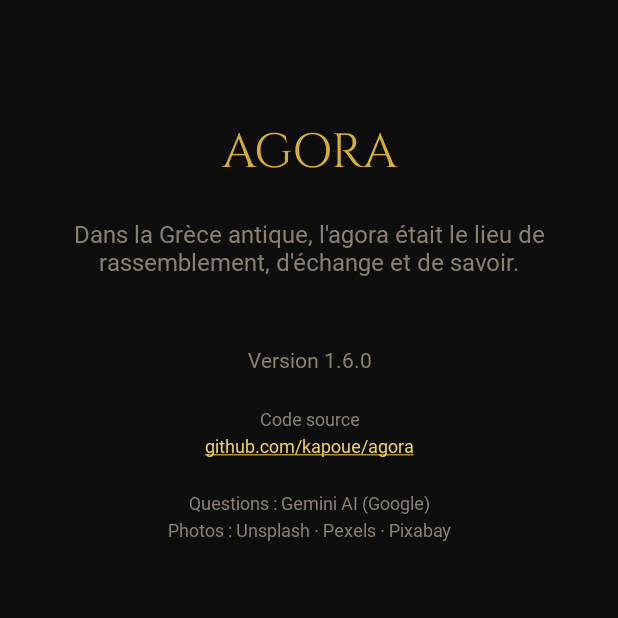
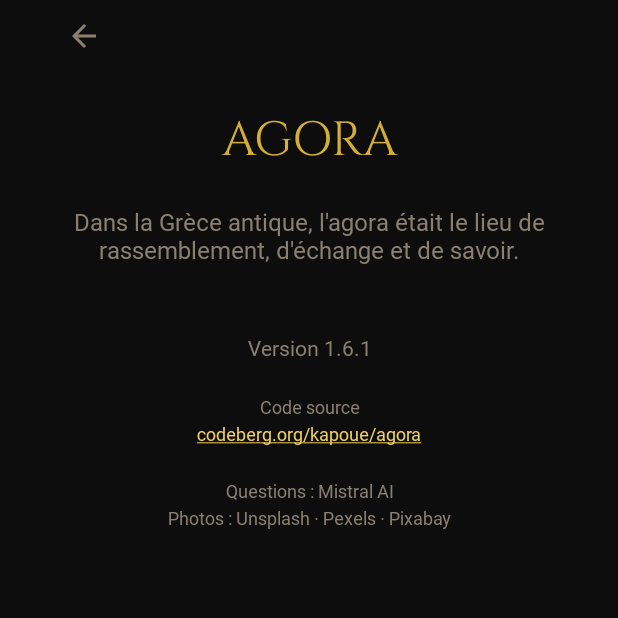
Before and after one commit to kapoue/agora, an Android app built with Jetpack Compose: the AboutScreen screen opened through its navigation route, on a phone screen of 412 x 824 dp, the top half of it. Run offline under Robolectric (Android 15) with nearby library versions, the light colour scheme and no system bars; our stand-ins replace Dagger/Hilt's generated code; Roboto replaces fonts that are not available here.

Commit message:
feat: back button in About, Codeberg link, Mistral credit, card border, vibration on wrong answer

```diff
--- a/app/build.gradle.kts
+++ b/app/build.gradle.kts
@@ -31,8 +31,8 @@ android {
         applicationId = "fr.kapoue.agora"
         minSdk = 26
         targetSdk = 35
-        versionCode = 19
-        versionName = "1.6.0"
+        versionCode = 20
+        versionName = "1.6.1"
 
         testInstrumentationRunner = "androidx.test.runner.AndroidJUnitRunner"
     }
--- a/app/src/main/AndroidManifest.xml
+++ b/app/src/main/AndroidManifest.xml
@@ -2,6 +2,7 @@
 <manifest xmlns:android="http://schemas.android.com/apk/res/android">
 
     <uses-permission android:name="android.permission.INTERNET" />
+    <uses-permission android:name="android.permission.VIBRATE" />
 
     <application
         android:name=".AgoraApplication"
--- a/app/src/main/java/com/kapoue/agora/ui/components/ThemeCard.kt
+++ b/app/src/main/java/com/kapoue/agora/ui/components/ThemeCard.kt
@@ -2,6 +2,7 @@ package com.kapoue.agora.ui.components
 
 import androidx.compose.animation.core.animateFloatAsState
 import androidx.compose.animation.core.tween
+import androidx.compose.foundation.BorderStroke
 import androidx.compose.foundation.Canvas
 import androidx.compose.foundation.background
 import androidx.compose.foundation.clickable
@@ -64,7 +65,8 @@ fun ThemeCard(
                 isPressed = true
                 onClick()
             },
-        colors = CardDefaults.cardColors(containerColor = Color(0xFF1A1A1A))
+        colors = CardDefaults.cardColors(containerColor = Color(0xFF1A1A1A)),
+        border = BorderStroke(1.dp, AgoraGold.copy(alpha = 0.35f))
     ) {
         Box(modifier = Modifier.fillMaxSize()) {
             if (imageUrl != null) {
--- a/app/src/main/java/com/kapoue/agora/ui/screens/about/AboutScreen.kt
+++ b/app/src/main/java/com/kapoue/agora/ui/screens/about/AboutScreen.kt
@@ -2,13 +2,19 @@ package com.kapoue.agora.ui.screens.about
 
 import androidx.compose.foundation.background
 import androidx.compose.foundation.layout.Column
+import androidx.compose.foundation.layout.Row
 import androidx.compose.foundation.layout.Spacer
 import androidx.compose.foundation.layout.WindowInsets
 import androidx.compose.foundation.layout.fillMaxSize
+import androidx.compose.foundation.layout.fillMaxWidth
 import androidx.compose.foundation.layout.height
 import androidx.compose.foundation.layout.padding
 import androidx.compose.foundation.layout.safeDrawing
 import androidx.compose.foundation.layout.windowInsetsPadding
+import androidx.compose.material.icons.Icons
+import androidx.compose.material.icons.automirrored.filled.ArrowBack
+import androidx.compose.material3.Icon
+import androidx.compose.material3.IconButton
 import androidx.compose.material3.Text
 import androidx.compose.runtime.Composable
 import androidx.compose.ui.Alignment
@@ -38,7 +44,17 @@ fun AboutScreen(
             .padding(horizontal = 32.dp),
         horizontalAlignment = Alignment.CenterHorizontally
     ) {
-        Spacer(modifier = Modifier.height(80.dp))
+        Row(modifier = Modifier.fillMaxWidth()) {
+            IconButton(onClick = onBackClick) {
+                Icon(
+                    imageVector = Icons.AutoMirrored.Filled.ArrowBack,
+                    contentDescription = "Retour",
+                    tint = AgoraStone
+                )
+            }
+        }
+
+        Spacer(modifier = Modifier.height(24.dp))
 
             Text(
                 text = "AGORA",
@@ -86,7 +102,7 @@ fun AboutScreen(
             Spacer(modifier = Modifier.height(4.dp))
 
             Text(
-                text = "github.com/kapoue/agora",
+                text = "codeberg.org/kapoue/agora",
                 fontFamily = LatoFamily,
                 fontWeight = FontWeight.Normal,
                 fontSize = 12.sp,
@@ -104,7 +120,7 @@ fun AboutScreen(
             Spacer(modifier = Modifier.height(24.dp))
 
             Text(
-                text = "Questions : Gemini AI (Google)",
+                text = "Questions : Mistral AI",
                 fontFamily = LatoFamily,
                 fontWeight = FontWeight.Normal,
                 fontSize = 12.sp,
```
Also changed, not shown: app/src/main/java/com/kapoue/agora/ui/screens/game/GameViewModel.kt (+7 -1 lines).
